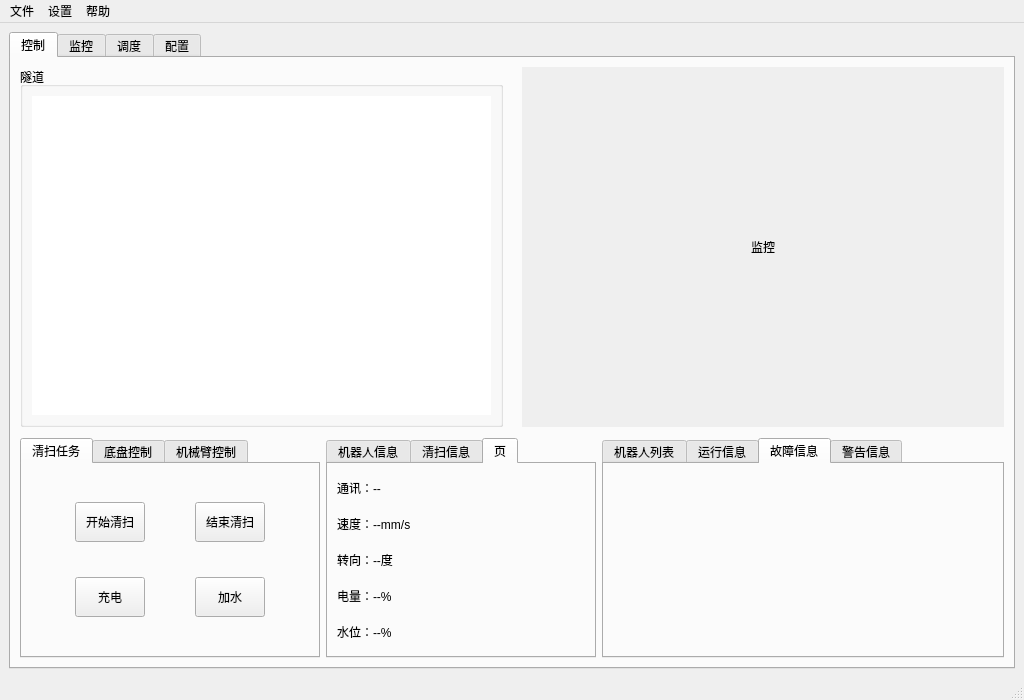
This is python_test/python_test/ui_main.ui in myzonexu/git_test as Qt 5 draws it before an edit. The edited form follows.
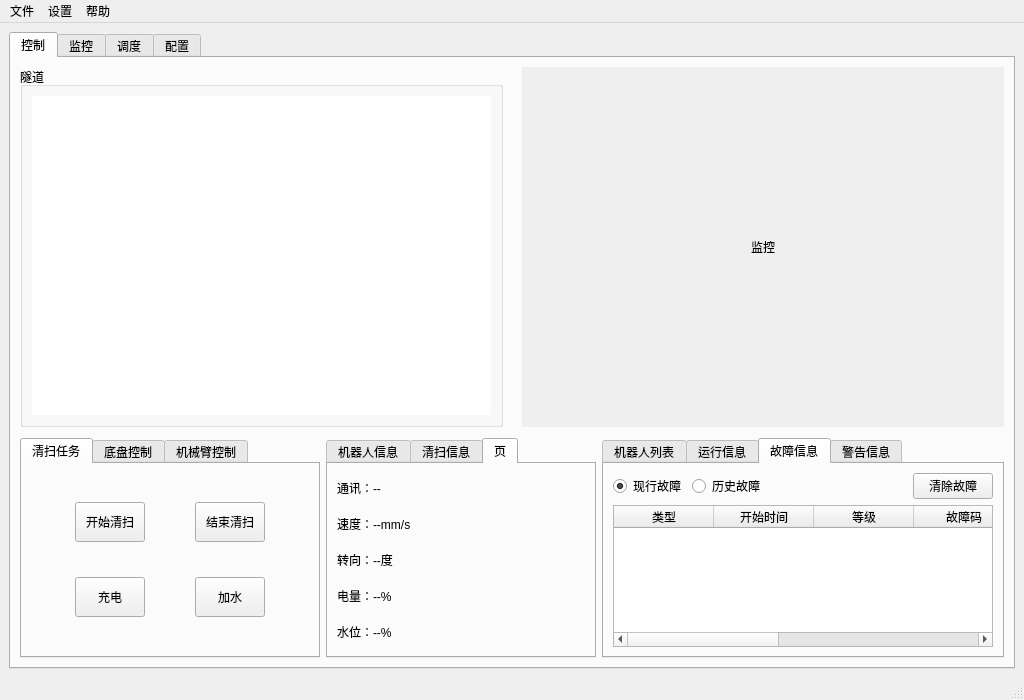
This is the edited form. The open tabs and pages were chosen to show the change.

Commit message: 增加机器人信息，任务信息，机器人列表，故障信息表格显示功能，任务信息功能待完善

The edit to the form file:
```diff
--- a/python_test/python_test/ui_main.ui
+++ b/python_test/python_test/ui_main.ui
@@ -1258,6 +1258,97 @@
              <attribute name="title">
               <string>故障信息</string>
              </attribute>
+             <layout class="QVBoxLayout" name="verticalLayout_22">
+              <item>
+               <layout class="QHBoxLayout" name="horizontalLayout_3">
+                <item>
+                 <widget class="QRadioButton" name="radioButton_err_active">
+                  <property name="text">
+                   <string>现行故障</string>
+                  </property>
+                  <property name="checked">
+                   <bool>true</bool>
+                  </property>
+                 </widget>
+                </item>
+                <item>
+                 <widget class="QRadioButton" name="radioButton_err_history">
+                  <property name="text">
+                   <string>历史故障</string>
+                  </property>
+                  <property name="checked">
+                   <bool>false</bool>
+                  </property>
+                 </widget>
+                </item>
+                <item>
+                 <spacer name="horizontalSpacer_2">
+                  <property name="orientation">
+                   <enum>Qt::Horizontal</enum>
+                  </property>
+                  <property name="sizeHint" stdset="0">
+                   <size>
+                    <width>40</width>
+                    <height>20</height>
+                   </size>
+                  </property>
+                 </spacer>
+                </item>
+                <item>
+                 <widget class="QPushButton" name="pushButton_clear_err">
+                  <property name="text">
+                   <string>清除故障</string>
+                  </property>
+                 </widget>
+                </item>
+               </layout>
+              </item>
+              <item>
+               <widget class="QTableWidget" name="tableWidget_error">
+                <attribute name="horizontalHeaderCascadingSectionResizes">
+                 <bool>true</bool>
+                </attribute>
+                <attribute name="verticalHeaderVisible">
+                 <bool>false</bool>
+                </attribute>
+                <column>
+                 <property name="text">
+                  <string>类型</string>
+                 </property>
+                </column>
+                <column>
+                 <property name="text">
+                  <string>开始时间</string>
+                 </property>
+                </column>
+                <column>
+                 <property name="text">
+                  <string>等级</string>
+                 </property>
+                </column>
+                <column>
+                 <property name="text">
+                  <string>故障码</string>
+                 </property>
+                </column>
+                <column>
+                 <property name="text">
+                  <string>故障描述</string>
+                 </property>
+                </column>
+                <column>
+                 <property name="text">
+                  <string>故障处理</string>
+                 </property>
+                </column>
+                <column>
+                 <property name="text">
+                  <string>结束时间</string>
+                 </property>
+                </column>
+               </widget>
+              </item>
+             </layout>
             </widget>
             <widget class="QWidget" name="tab_warning">
              <attribute name="title">
```
Left out of the diff: 6 changed lines with no effect on the pictures. The commit also changes 12 other files.
